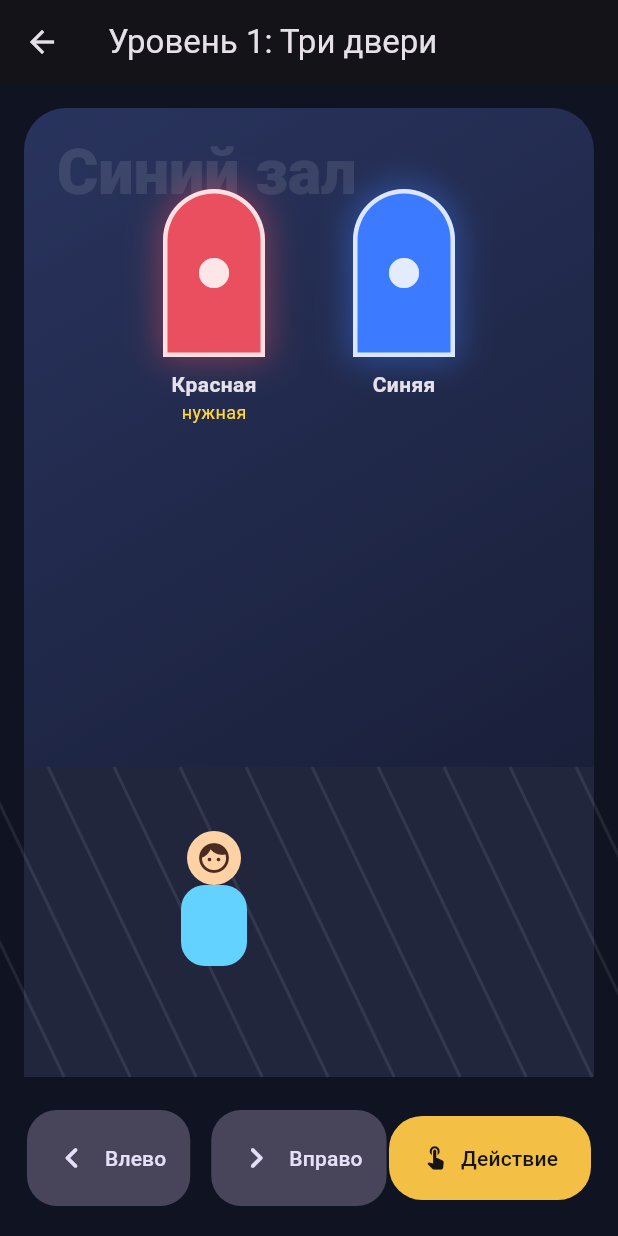
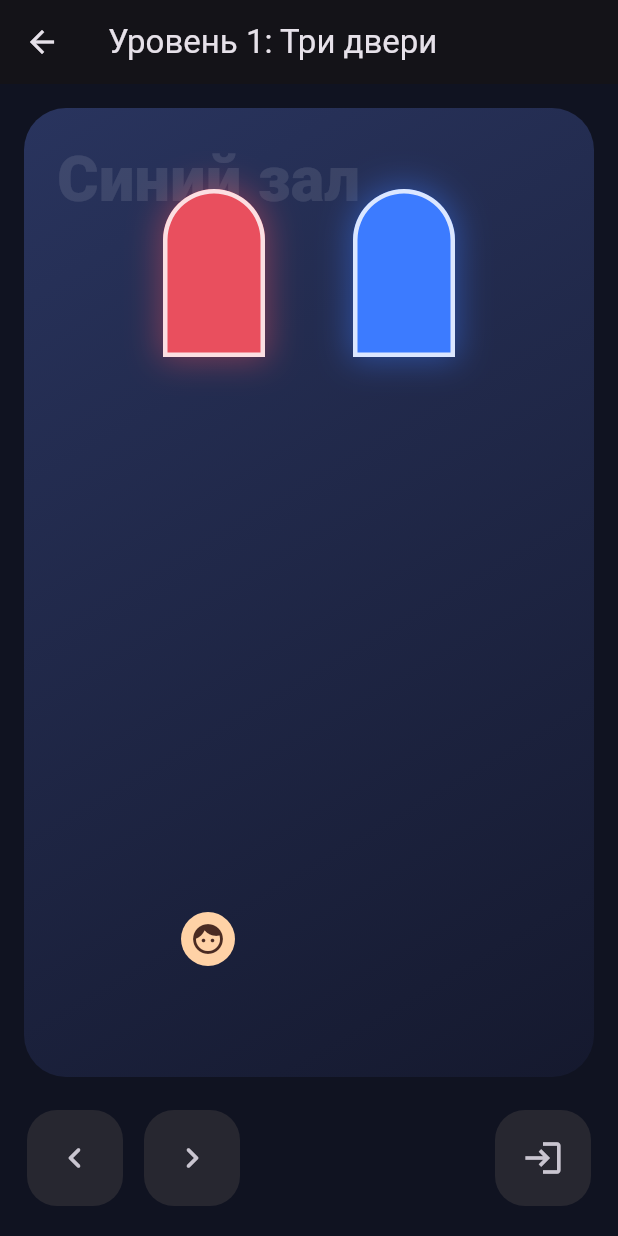
Before and after one commit to tagir404/maze_game, a Flutter app: the screen it shows after launch, after a tap on "Играть", on a phone screen of 412 x 824 dp. Run offline on Flutter 3.47's test engine with Material 3 defaults, Android fonts, the phone set to English and light mode, and no system bars.

Commit message:
refactor: Удаление ненужных элементов + небольшие правки стилей

```diff
--- a/lib/main.dart
+++ b/lib/main.dart
@@ -25,84 +25,3 @@ class MazeGameApp extends StatelessWidget {
     );
   }
 }
-
-class RoomPainter extends CustomPainter {
-  const RoomPainter({required this.roomName});
-
-  final String roomName;
-
-  @override
-  void paint(Canvas canvas, Size size) {
-    final wallPaint = Paint()
-      ..shader = const LinearGradient(
-        colors: [Color(0xFF29345E), Color(0xFF15192E)],
-        begin: Alignment.topLeft,
-        end: Alignment.bottomRight,
-      ).createShader(Offset.zero & size);
-    final floorPaint = Paint()..color = const Color(0xFF22263D);
-    final linePaint = Paint()
-      ..color = Colors.white.withValues(alpha: 0.08)
-      ..strokeWidth = 2;
-
-    final roomRect = RRect.fromRectAndRadius(
-      Offset.zero & size,
-      const Radius.circular(28),
-    );
-    canvas.drawRRect(roomRect, wallPaint);
-    canvas.drawRect(
-      Rect.fromLTWH(0, size.height * 0.68, size.width, size.height * 0.32),
-      floorPaint,
-    );
-
-    for (var x = -size.width; x < size.width * 2; x += 44) {
-      canvas.drawLine(
-        Offset(x.toDouble(), size.height * 0.68),
-        Offset(x + size.width * 0.26, size.height),
-        linePaint,
-      );
-    }
-
-    final textPainter = TextPainter(
-      text: TextSpan(
-        text: roomName,
-        style: TextStyle(
-          color: Colors.white.withValues(alpha: 0.10),
-          fontSize: 42,
-          fontWeight: FontWeight.w900,
-        ),
-      ),
-      textDirection: TextDirection.ltr,
-    )..layout(maxWidth: size.width - 40);
-    textPainter.paint(canvas, const Offset(22, 18));
-  }
-
-  @override
-  bool shouldRepaint(covariant RoomPainter oldDelegate) =>
-      oldDelegate.roomName != roomName;
-}
-
-class ControlButton extends StatelessWidget {
-  const ControlButton({
-    required this.icon,
-    required this.label,
-    required this.onPressed,
-    super.key,
-  });
-
-  final IconData icon;
-  final String label;
-  final VoidCallback onPressed;
-
-  @override
-  Widget build(BuildContext context) {
-    return FilledButton.tonalIcon(
-      style: FilledButton.styleFrom(
-        padding: const EdgeInsets.symmetric(horizontal: 16, vertical: 18),
-        shape: RoundedRectangleBorder(borderRadius: BorderRadius.circular(20)),
-      ),
-      onPressed: onPressed,
-      icon: Icon(icon, size: 28),
-      label: Text(label),
-    );
-  }
-}
--- a/lib/screens/game_screen.dart
+++ b/lib/screens/game_screen.dart
@@ -1,8 +1,9 @@
 import 'package:flutter/material.dart';
-import 'package:maze_game/main.dart';
 import 'package:maze_game/models/maze_door.dart';
 import 'package:maze_game/models/maze_level.dart';
 import 'package:maze_game/models/maze_room.dart';
+import 'package:maze_game/widgets/room_background.dart';
+import 'package:maze_game/widgets/control_button.dart';
 import 'package:maze_game/widgets/door.dart';
 import 'package:maze_game/widgets/player.dart';
 
@@ -117,19 +118,11 @@ class _GameScreenState extends State<GameScreen> {
                     return Stack(
                       children: [
                         Positioned.fill(
-                          child: CustomPaint(
-                            painter: RoomPainter(roomName: room.name),
-                          ),
+                          child: RoomBackground(roomName: room.name),
                         ),
                         for (var index = 0; index < room.doors.length; index++)
                           Door(
                             door: room.doors[index],
-                            isRequired: widget.level.requiredDoorIds.contains(
-                              room.doors[index].id,
-                            ),
-                            isOpened: openedRequiredDoors.contains(
-                              room.doors[index].id,
-                            ),
                             left:
                                 constraints.maxWidth *
                                     _doorPosition(index, room.doors.length) -
@@ -152,32 +145,15 @@ class _GameScreenState extends State<GameScreen> {
                 children: [
                   ControlButton(
                     icon: Icons.keyboard_arrow_left_rounded,
-                    label: 'Влево',
                     onPressed: () => move(-1),
                   ),
                   const SizedBox(width: 14),
                   ControlButton(
                     icon: Icons.keyboard_arrow_right_rounded,
-                    label: 'Вправо',
                     onPressed: () => move(1),
                   ),
                   const Spacer(),
-                  FilledButton.icon(
-                    style: FilledButton.styleFrom(
-                      backgroundColor: const Color(0xFFF3BF45),
-                      foregroundColor: const Color(0xFF151515),
-                      padding: const EdgeInsets.symmetric(
-                        horizontal: 22,
-                        vertical: 18,
-                      ),
-                      shape: RoundedRectangleBorder(
-                        borderRadius: BorderRadius.circular(22),
-                      ),
-                    ),
-                    onPressed: useAction,
-                    icon: const Icon(Icons.touch_app_rounded),
-                    label: const Text('Действие'),
-                  ),
+                  ControlButton(icon: Icons.login, onPressed: useAction),
                 ],
               ),
             ),
--- a/lib/screens/main_menu_screen.dart
+++ b/lib/screens/main_menu_screen.dart
@@ -36,20 +36,12 @@ class MainMenuScreen extends StatelessWidget {
                     ),
                     const SizedBox(height: 18),
                     Text(
-                      'Лабиринт дверей',
+                      'Лабиринт',
                       textAlign: TextAlign.center,
                       style: Theme.of(context).textTheme.displaySmall?.copyWith(
                         fontWeight: FontWeight.w900,
                         letterSpacing: 1.2,
                       ),
-                    ),
-                    const SizedBox(height: 12),
-                    Text(
-                      'Переключайся между дверями, стой под выбранной дверью и найди правильную цепочку.',
-                      textAlign: TextAlign.center,
-                      style: Theme.of(
-                        context,
-                      ).textTheme.bodyLarge?.copyWith(color: Colors.white70),
                     ),
                     const SizedBox(height: 42),
                     MenuButton(
--- /dev/null
+++ b/lib/widgets/control_button.dart
@@ -0,0 +1,23 @@
+import 'package:flutter/material.dart';
+
+class ControlButton extends StatelessWidget {
+  const ControlButton({required this.icon, required this.onPressed, super.key});
+
+  final IconData icon;
+  final VoidCallback onPressed;
+
+  @override
+  Widget build(BuildContext context) {
+    return IconButton(
+      onPressed: onPressed,
+      icon: Icon(icon, size: 28),
+      style: IconButton.styleFrom(
+        padding: const EdgeInsets.all(18),
+        backgroundColor: Theme.of(
+          context,
+        ).colorScheme.surfaceContainerHighest.withValues(alpha: 0.6),
+        shape: RoundedRectangleBorder(borderRadius: BorderRadius.circular(20)),
+      ),
+    );
+  }
+}
--- a/lib/widgets/door.dart
+++ b/lib/widgets/door.dart
@@ -2,17 +2,9 @@ import 'package:flutter/material.dart';
 import 'package:maze_game/models/maze_door.dart';
 
 class Door extends StatelessWidget {
-  const Door({
-    required this.door,
-    required this.isRequired,
-    required this.isOpened,
-    required this.left,
-    super.key,
-  });
+  const Door({required this.door, required this.left, super.key});
 
   final MazeDoor door;
-  final bool isRequired;
-  final bool isOpened;
   final double left;
 
   @override
@@ -42,21 +34,7 @@ class Door extends StatelessWidget {
                 ),
               ],
             ),
-            child: Icon(
-              isOpened ? Icons.check_circle_rounded : Icons.circle,
-              color: Colors.white.withValues(alpha: 0.86),
-            ),
           ),
-          const SizedBox(height: 8),
-          Text(door.label, style: const TextStyle(fontWeight: FontWeight.w700)),
-          if (isRequired)
-            Text(
-              isOpened ? 'открыта' : 'нужная',
-              style: TextStyle(
-                color: isOpened ? Colors.greenAccent : Colors.amberAccent,
-                fontSize: 12,
-              ),
-            ),
         ],
       ),
     );
--- a/lib/widgets/player.dart
+++ b/lib/widgets/player.dart
@@ -20,14 +20,6 @@ class Player extends StatelessWidget {
             size: 24,
           ),
         ),
-        Container(
-          width: 44,
-          height: 54,
-          decoration: BoxDecoration(
-            color: const Color(0xFF64D2FF),
-            borderRadius: BorderRadius.circular(16),
-          ),
-        ),
       ],
     );
   }
--- /dev/null
+++ b/lib/widgets/room_background.dart
@@ -0,0 +1,35 @@
+import 'package:flutter/material.dart';
+
+class RoomBackground extends StatelessWidget {
+  const RoomBackground({super.key, required this.roomName});
+
+  final String roomName;
+
+  @override
+  Widget build(BuildContext context) {
+    return DecoratedBox(
+      decoration: const BoxDecoration(
+        borderRadius: BorderRadius.all(Radius.circular(28)),
+        gradient: LinearGradient(
+          colors: [Color(0xFF29345E), Color(0xFF15192E)],
+          begin: Alignment.topLeft,
+          end: Alignment.bottomRight,
+        ),
+      ),
+      child: Padding(
+        padding: const EdgeInsets.only(left: 22, top: 18),
+        child: Align(
+          alignment: Alignment.topLeft,
+          child: Text(
+            roomName,
+            style: TextStyle(
+              color: Colors.white.withValues(alpha: 0.10),
+              fontSize: 42,
+              fontWeight: FontWeight.w900,
+            ),
+          ),
+        ),
+      ),
+    );
+  }
+}
```
